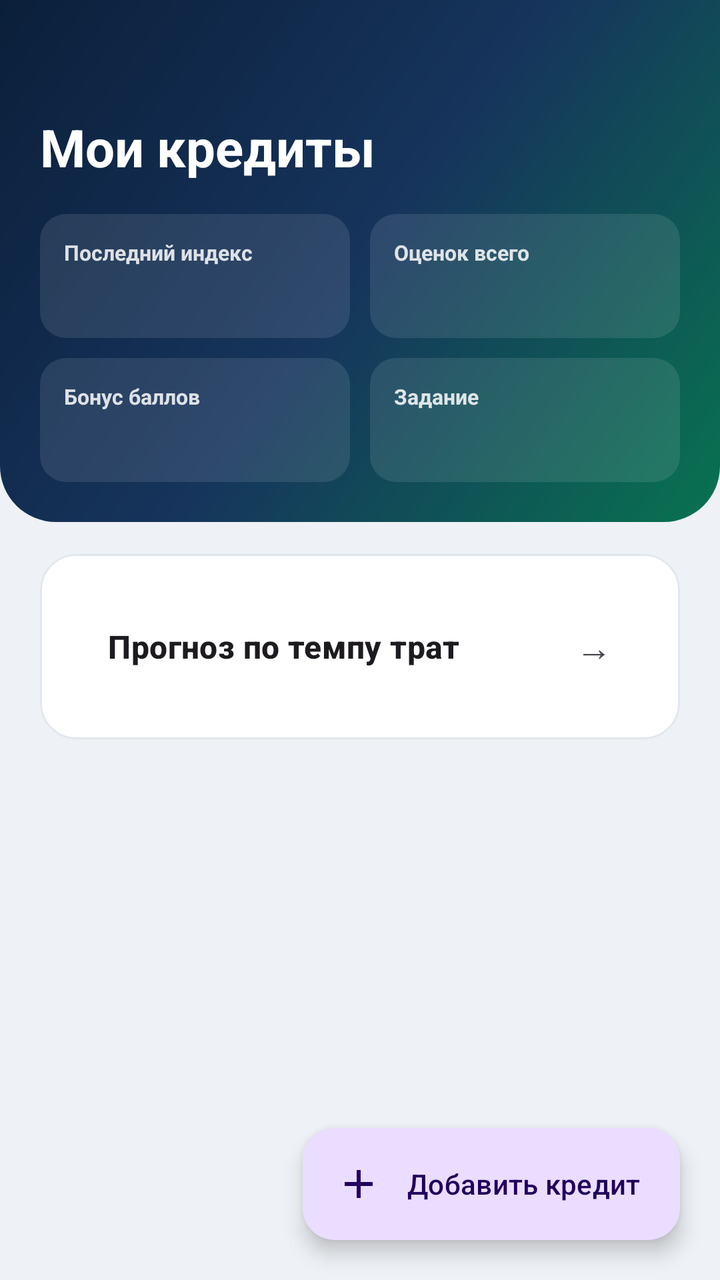
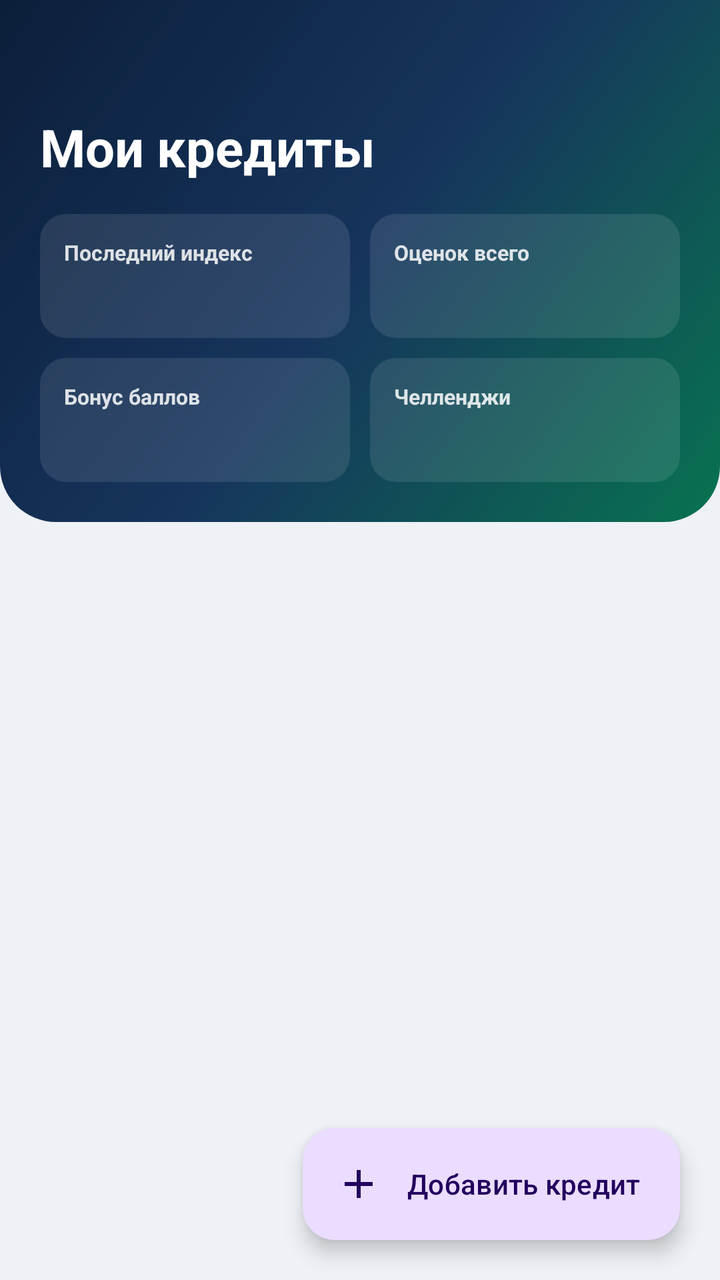

Two renders of the same Android screen: before a commit and after it. Below are the layout's source before the change and the commit's diff.
<!-- AndroidManifest.xml: application theme Theme.CreditWise -->
<!-- res/layout/fragment_home.xml -->
<?xml version="1.0" encoding="utf-8"?>
<FrameLayout xmlns:android="http://schemas.android.com/apk/res/android"
    xmlns:app="http://schemas.android.com/apk/res-auto"
    android:layout_width="match_parent"
    android:layout_height="match_parent">

    <androidx.core.widget.NestedScrollView
        android:layout_width="match_parent"
        android:layout_height="match_parent"
        android:fillViewport="true">

        <LinearLayout
            android:layout_width="match_parent"
            android:layout_height="wrap_content"
            android:orientation="vertical"
            android:paddingBottom="96dp">

            <LinearLayout
                android:layout_width="match_parent"
                android:layout_height="wrap_content"
                android:background="@drawable/bg_gradient_header"
                android:orientation="vertical"
                android:paddingTop="56dp"
                android:paddingBottom="20dp"
                android:paddingHorizontal="@dimen/screen_margin">

                <TextView
                    android:layout_width="match_parent"
                    android:layout_height="wrap_content"
                    android:text="@string/home_title"
                    android:textColor="@color/white"
                    android:textSize="26sp"
                    android:textStyle="bold" />

                <LinearLayout
                    android:layout_width="match_parent"
                    android:layout_height="wrap_content"
                    android:layout_marginTop="16dp"
                    android:orientation="vertical">

                    <LinearLayout
                        android:layout_width="match_parent"
                        android:layout_height="wrap_content"
                        android:orientation="horizontal">

                        <LinearLayout style="@style/Widget.CreditWise.HomeChip">
                            <TextView android:text="@string/home_chip_index" style="@style/Widget.CreditWise.HomeChipLabel" />
                            <TextView android:id="@+id/chipIndex" style="@style/Widget.CreditWise.HomeChipValue" />
                        </LinearLayout>

                        <LinearLayout style="@style/Widget.CreditWise.HomeChip" android:layout_marginStart="10dp">
                            <TextView android:text="@string/home_chip_total" style="@style/Widget.CreditWise.HomeChipLabel" />
                            <TextView android:id="@+id/chipTotal" style="@style/Widget.CreditWise.HomeChipValue" />
                        </LinearLayout>
                    </LinearLayout>

                    <LinearLayout
                        android:layout_width="match_parent"
                        android:layout_height="wrap_content"
                        android:layout_marginTop="10dp"
                        android:orientation="horizontal">

                        <LinearLayout style="@style/Widget.CreditWise.HomeChip">
                            <TextView android:text="@string/home_chip_bonus" style="@style/Widget.CreditWise.HomeChipLabel" />
                            <TextView android:id="@+id/chipBonus" style="@style/Widget.CreditWise.HomeChipValue" />
                        </LinearLayout>

                        <LinearLayout style="@style/Widget.CreditWise.HomeChip" android:layout_marginStart="10dp">
                            <TextView android:text="@string/home_chip_quest" style="@style/Widget.CreditWise.HomeChipLabel" />
                            <TextView android:id="@+id/chipQuest" style="@style/Widget.CreditWise.HomeChipValue" />
                        </LinearLayout>
                    </LinearLayout>
                </LinearLayout>
            </LinearLayout>

            <com.google.android.material.card.MaterialCardView
                android:id="@+id/cardForecastTeaser"
                android:layout_width="match_parent"
                android:layout_height="wrap_content"
                android:layout_marginHorizontal="@dimen/screen_margin"
                android:layout_marginTop="@dimen/gap_m"
                android:foreground="?attr/selectableItemBackground">

                <LinearLayout
                    android:layout_width="match_parent"
                    android:layout_height="wrap_content"
                    android:gravity="center_vertical"
                    android:orientation="horizontal"
                    android:padding="16dp">

                    <TextView
                        android:layout_width="0dp"
                        android:layout_height="wrap_content"
                        android:layout_weight="1"
                        android:text="@string/home_forecast_teaser"
                        android:textAppearance="?attr/textAppearanceTitleMedium"
                        android:textStyle="bold" />

                    <TextView
                        android:layout_width="wrap_content"
                        android:layout_height="wrap_content"
                        android:text="→"
                        android:textColor="?android:attr/textColorSecondary"
                        android:textSize="18sp" />
                </LinearLayout>
            </com.google.android.material.card.MaterialCardView>

            <LinearLayout
                android:id="@+id/emptyState"
                android:layout_width="match_parent"
                android:layout_height="wrap_content"
                android:gravity="center_horizontal"
                android:orientation="vertical"
                android:paddingHorizontal="@dimen/screen_margin"
                android:paddingTop="48dp"
                android:visibility="gone">

                <TextView
                    android:layout_width="wrap_content"
                    android:layout_height="wrap_content"
                    android:text="@string/home_empty_title"
                    android:textAppearance="?attr/textAppearanceTitleMedium"
                    android:textStyle="bold" />

                <TextView
                    android:layout_width="match_parent"
                    android:layout_height="wrap_content"
                    android:layout_marginTop="8dp"
                    android:gravity="center"
                    android:text="@string/home_empty_body"
                    android:textAppearance="?attr/textAppearanceBodyMedium"
                    android:textColor="?android:attr/textColorSecondary" />
            </LinearLayout>

            <androidx.recyclerview.widget.RecyclerView
                android:id="@+id/casesRecycler"
                android:layout_width="match_parent"
                android:layout_height="wrap_content"
                android:layout_marginTop="@dimen/gap_m"
                android:clipToPadding="false"
                android:paddingHorizontal="@dimen/screen_margin"
                app:layoutManager="androidx.recyclerview.widget.LinearLayoutManager" />
        </LinearLayout>
    </androidx.core.widget.NestedScrollView>

    <com.google.android.material.floatingactionbutton.ExtendedFloatingActionButton
        android:id="@+id/fabAdd"
        android:layout_width="wrap_content"
        android:layout_height="wrap_content"
        android:layout_gravity="bottom|end"
        android:layout_margin="20dp"
        android:text="@string/home_add"
        app:icon="@drawable/ic_add" />
</FrameLayout>
<!-- resources referenced by this layout -->
<resources>
  <color name="white">#FFFFFF</color>
  <dimen name="gap_m">16dp</dimen>
  <dimen name="screen_margin">20dp</dimen>
  <string name="home_add">Добавить кредит</string>
  <string name="home_chip_bonus">Бонус баллов</string>
  <string name="home_chip_index">Последний индекс</string>
  <string name="home_chip_quest">Задание</string>
  <string name="home_chip_total">Оценок всего</string>
  <string name="home_empty_body">Нажмите «+», чтобы загрузить выписку и получить первый индекс благонадёжности.</string>
  <string name="home_empty_title">Пока нет ни одной оценки</string>
  <string name="home_forecast_teaser">Прогноз по темпу трат</string>
  <string name="home_title">Мои кредиты</string>
  <style name="Widget.CreditWise.HomeChipLabel" parent="">
          <item name="android:layout_width">wrap_content</item>
          <item name="android:layout_height">wrap_content</item>
          <item name="android:textSize">10.5sp</item>
          <item name="android:textStyle">bold</item>
          <item name="android:alpha">0.85</item>
          <item name="android:textColor">@color/white</item>
      </style>
  <color name="brand_navy">#0B1F3A</color>
  <color name="brand_navy_2">#16345C</color>
  <color name="brand_emerald_deep">#087350</color>
  <!-- drawable bg_chip_on_gradient (drawable) -->
  <?xml version="1.0" encoding="utf-8"?>
  <shape xmlns:android="http://schemas.android.com/apk/res/android" android:shape="rectangle">
      <solid android:color="#1AFFFFFF" />
      <corners android:radius="13dp" />
  </shape>
  <color name="brand_navy_dark">#081527</color>
  <color name="brand_emerald">#0E9D6C</color>
  <color name="brand_violet_tag">#5B2E96</color>
  <color name="surface_sunken_light">#EEF1F5</color>
  <dimen name="card_radius">18dp</dimen>
  <!-- unchanged entries left out for length: 6 -->
</resources>

<!-- the commit's change to res/layout/fragment_home.xml (unified diff, before → after) -->
@@ -79,6 +79,9 @@
                 android:layout_height="wrap_content"
                 android:layout_marginHorizontal="@dimen/screen_margin"
                 android:layout_marginTop="@dimen/gap_m"
+                android:alpha="0"
+                app:cardCornerRadius="18dp"
+                app:strokeWidth="0dp"
                 android:foreground="?attr/selectableItemBackground">
 
                 <LinearLayout
@@ -86,22 +89,130 @@
                     android:layout_height="wrap_content"
                     android:gravity="center_vertical"
                     android:orientation="horizontal"
-                    android:padding="16dp">
-
-                    <TextView
+                    android:padding="14dp">
+
+                    <FrameLayout
+                        android:layout_width="44dp"
+                        android:layout_height="44dp"
+                        android:background="@drawable/bg_circle_emerald">
+
+                        <ImageView
+                            android:layout_width="22dp"
+                            android:layout_height="22dp"
+                            android:layout_gravity="center"
+                            android:contentDescription="@null"
+                            android:src="@drawable/ic_forecast" />
+                    </FrameLayout>
+
+                    <LinearLayout
                         android:layout_width="0dp"
                         android:layout_height="wrap_content"
+                        android:layout_marginStart="14dp"
                         android:layout_weight="1"
-                        android:text="@string/home_forecast_teaser"
-                        android:textAppearance="?attr/textAppearanceTitleMedium"
-                        android:textStyle="bold" />
-
-                    <TextView
-                        android:layout_width="wrap_content"
-                        android:layout_height="wrap_content"
-                        android:text="→"
-                        android:textColor="?android:attr/textColorSecondary"
-                        android:textSize="18sp" />
+                        android:orientation="vertical">
+
+                        <TextView
+                            android:layout_width="match_parent"
+                            android:layout_height="wrap_content"
+                            android:text="@string/home_forecast_teaser"
+                            android:textAppearance="?attr/textAppearanceTitleMedium"
+                            android:textStyle="bold" />
+
+                        <TextView
+                            android:layout_width="match_parent"
+                            android:layout_height="wrap_content"
+                            android:layout_marginTop="2dp"
+                            android:text="@string/home_forecast_teaser_subtitle"
+                            android:textAppearance="?attr/textAppearanceBodySmall"
+                            android:textColor="?android:attr/textColorSecondary" />
+                    </LinearLayout>
+
+                    <FrameLayout
+                        android:layout_width="30dp"
+                        android:layout_height="30dp"
+                        android:layout_marginStart="8dp"
+                        android:background="@drawable/bg_pill_neutral">
+
+                        <TextView
+                            android:layout_width="wrap_content"
+                            android:layout_height="wrap_content"
+                            android:layout_gravity="center"
+                            android:text="→"
+                            android:textColor="?android:attr/textColorSecondary"
+                            android:textSize="16sp" />
+                    </FrameLayout>
+                </LinearLayout>
+            </com.google.android.material.card.MaterialCardView>
+
+            <com.google.android.material.card.MaterialCardView
+                android:id="@+id/cardOffersTeaser"
+                android:layout_width="match_parent"
+                android:layout_height="wrap_content"
+                android:layout_marginHorizontal="@dimen/screen_margin"
+                android:layout_marginTop="@dimen/gap_s"
+                android:alpha="0"
+                app:cardCornerRadius="18dp"
+                app:strokeWidth="0dp"
+                android:foreground="?attr/selectableItemBackground"
+                android:visibility="gone">
+
+                <LinearLayout
+                    android:layout_width="match_parent"
+                    android:layout_height="wrap_content"
+                    android:gravity="center_vertical"
+                    android:orientation="horizontal"
+                    android:padding="14dp">
+
+                    <FrameLayout
+                        android:layout_width="44dp"
+                        android:layout_height="44dp"
+                        android:background="@drawable/bg_score_badge">
+
+                        <ImageView
+                            android:layout_width="22dp"
+                            android:layout_height="22dp"
+                            android:layout_gravity="center"
+                            android:contentDescription="@null"
+                            android:src="@drawable/ic_credit_card" />
+                    </FrameLayout>
+
+                    <LinearLayout
+                        android:layout_width="0dp"
+                        android:layout_height="wrap_content"
+                        android:layout_marginStart="14dp"
+                        android:layout_weight="1"
+                        android:orientation="vertical">
+
+                        <TextView
+                            android:layout_width="match_parent"
+                            android:layout_height="wrap_content"
+                            android:text="@string/home_offers_teaser"
+                            android:textAppearance="?attr/textAppearanceTitleMedium"
+                            android:textStyle="bold" />
+
+                        <TextView
+                            android:layout_width="match_parent"
+                            android:layout_height="wrap_content"
+                            android:layout_marginTop="2dp"
+                            android:text="@string/home_offers_teaser_subtitle"
+                            android:textAppearance="?attr/textAppearanceBodySmall"
+                            android:textColor="?android:attr/textColorSecondary" />
+                    </LinearLayout>
+
+                    <FrameLayout
+                        android:layout_width="30dp"
+                        android:layout_height="30dp"
+                        android:layout_marginStart="8dp"
+                        android:background="@drawable/bg_pill_neutral">
+
+                        <TextView
+                            android:layout_width="wrap_content"
+                            android:layout_height="wrap_content"
+                            android:layout_gravity="center"
+                            android:text="→"
+                            android:textColor="?android:attr/textColorSecondary"
+                            android:textSize="16sp" />
+                    </FrameLayout>
                 </LinearLayout>
             </com.google.android.material.card.MaterialCardView>
 
<!-- resource entries referenced after the edit -->
@@ -2,15 +2,57 @@
 <resources>
   <color name="white">#FFFFFF</color>
   <dimen name="gap_m">16dp</dimen>
+  <dimen name="gap_s">8dp</dimen>
   <dimen name="screen_margin">20dp</dimen>
+  <!-- drawable bg_circle_emerald (drawable) -->
+  <?xml version="1.0" encoding="utf-8"?>
+  <shape xmlns:android="http://schemas.android.com/apk/res/android" android:shape="oval">
+      <solid android:color="@color/brand_emerald" />
+  </shape>
+  <!-- drawable bg_pill_neutral (drawable) -->
+  <?xml version="1.0" encoding="utf-8"?>
+  <shape xmlns:android="http://schemas.android.com/apk/res/android" android:shape="rectangle">
+      <solid android:color="?attr/colorSurfaceContainerHighest" />
+      <corners android:radius="999dp" />
+  </shape>
+  <!-- drawable bg_score_badge (drawable) -->
+  <?xml version="1.0" encoding="utf-8"?>
+  <shape xmlns:android="http://schemas.android.com/apk/res/android" android:shape="oval">
+      <solid android:color="@color/brand_navy_2" />
+  </shape>
+  <!-- drawable ic_credit_card (drawable) -->
+  <?xml version="1.0" encoding="utf-8"?>
+  <vector xmlns:android="http://schemas.android.com/apk/res/android"
+      android:width="24dp"
+      android:height="24dp"
+      android:viewportWidth="24"
+      android:viewportHeight="24">
+      <path
+          android:fillColor="#FFFFFFFF"
+          android:pathData="M20,4L4,4c-1.11,0 -1.99,0.89 -1.99,2L2,18c0,1.11 0.89,2 2,2h16c1.11,0 2,-0.89 2,-2L22,6c0,-1.11 -0.89,-2 -2,-2zM20,18L4,18L4,12h16v6zM20,8L4,8L4,6h16v2z" />
+  </vector>
+  <!-- drawable ic_forecast (drawable) -->
+  <?xml version="1.0" encoding="utf-8"?>
+  <vector xmlns:android="http://schemas.android.com/apk/res/android"
+      android:width="24dp"
+      android:height="24dp"
+      android:viewportWidth="24"
+      android:viewportHeight="24">
+      <path
+          android:fillColor="#FFFFFFFF"
+          android:pathData="M16,6l2.29,2.29 -4.88,4.88 -4,-4L2,16.59 3.41,18l6,-6 4,4 6.3,-6.29L22,12L22,6z" />
+  </vector>
   <string name="home_add">Добавить кредит</string>
   <string name="home_chip_bonus">Бонус баллов</string>
   <string name="home_chip_index">Последний индекс</string>
-  <string name="home_chip_quest">Задание</string>
+  <string name="home_chip_quest">Челленджи</string>
   <string name="home_chip_total">Оценок всего</string>
   <string name="home_empty_body">Нажмите «+», чтобы загрузить выписку и получить первый индекс благонадёжности.</string>
   <string name="home_empty_title">Пока нет ни одной оценки</string>
   <string name="home_forecast_teaser">Прогноз по темпу трат</string>
+  <string name="home_forecast_teaser_subtitle">На сколько дней хватит остатка</string>
+  <string name="home_offers_teaser">Кредитные предложения</string>
+  <string name="home_offers_teaser_subtitle">Кто готов выдать кредит по вашему индексу</string>
   <string name="home_title">Мои кредиты</string>
   <style name="Widget.CreditWise.HomeChipLabel" parent="">
           <item name="android:layout_width">wrap_content</item>
